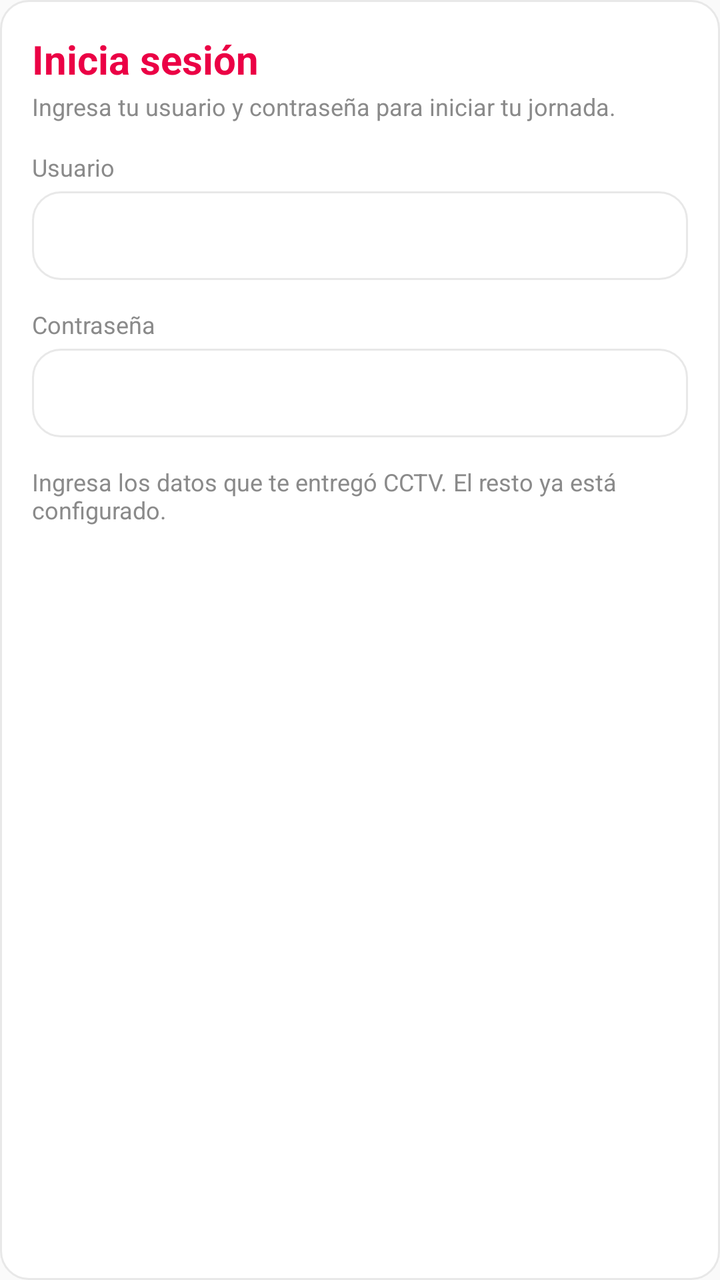
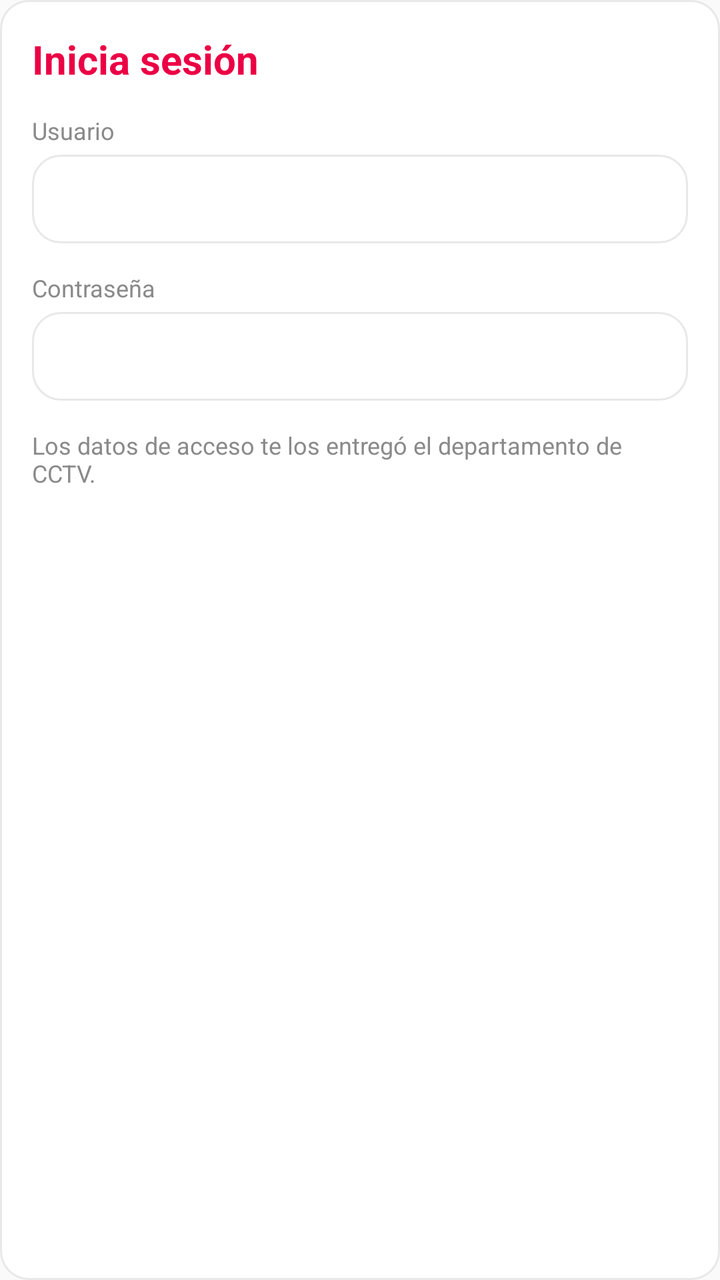

Before-and-after screenshots of an Android layout around one commit, followed by the original layout XML and the change that was made.
<!-- AndroidManifest.xml: application theme AppTheme -->
<!-- res/layout/onboarding_step_login.xml -->
<?xml version="1.0" encoding="utf-8"?>
<LinearLayout xmlns:android="http://schemas.android.com/apk/res/android"
    android:layout_width="match_parent"
    android:layout_height="wrap_content"
    android:background="@drawable/bg_card"
    android:orientation="vertical"
    android:padding="16dp">

    <TextView
        android:layout_width="wrap_content"
        android:layout_height="wrap_content"
        android:text="@string/onboarding_login_title"
        android:textColor="@color/primary"
        android:textSize="20sp"
        android:textStyle="bold" />

    <TextView
        android:layout_width="match_parent"
        android:layout_height="wrap_content"
        android:layout_marginTop="2dp"
        android:text="@string/onboarding_login_subtitle"
        android:textColor="@color/muted"
        android:textSize="12sp" />

    <TextView
        android:layout_width="wrap_content"
        android:layout_height="wrap_content"
        android:layout_marginTop="14dp"
        android:text="@string/onboarding_login_user"
        android:textColor="@color/muted"
        android:textSize="12sp" />

    <EditText
        android:id="@+id/field_user"
        android:layout_width="match_parent"
        android:layout_height="wrap_content"
        android:layout_marginTop="4dp"
        android:background="@drawable/bg_card"
        android:enabled="false"
        android:inputType="text"
        android:padding="12dp"
        android:textColor="@color/ink"
        android:textSize="15sp" />

    <TextView
        android:layout_width="wrap_content"
        android:layout_height="wrap_content"
        android:layout_marginTop="14dp"
        android:text="@string/onboarding_login_pass"
        android:textColor="@color/muted"
        android:textSize="12sp" />

    <EditText
        android:id="@+id/field_pass"
        android:layout_width="match_parent"
        android:layout_height="wrap_content"
        android:layout_marginTop="4dp"
        android:background="@drawable/bg_card"
        android:enabled="false"
        android:inputType="textPassword"
        android:padding="12dp"
        android:textColor="@color/ink"
        android:textSize="15sp" />

    <LinearLayout
        android:id="@+id/url_group"
        android:layout_width="match_parent"
        android:layout_height="wrap_content"
        android:orientation="vertical"
        android:visibility="gone">

        <TextView
            android:layout_width="wrap_content"
            android:layout_height="wrap_content"
            android:layout_marginTop="14dp"
            android:text="@string/onboarding_login_url"
            android:textColor="@color/muted"
            android:textSize="12sp" />

        <EditText
            android:id="@+id/field_url"
            android:layout_width="match_parent"
            android:layout_height="wrap_content"
            android:layout_marginTop="4dp"
            android:background="@drawable/bg_card"
            android:inputType="textUri"
            android:padding="12dp"
            android:textColor="@color/ink"
            android:textSize="15sp" />
    </LinearLayout>

    <TextView
        android:layout_width="match_parent"
        android:layout_height="wrap_content"
        android:layout_marginTop="14dp"
        android:text="@string/onboarding_login_hint"
        android:textColor="@color/muted"
        android:textSize="12sp" />

</LinearLayout>
<!-- resources referenced by this layout -->
<resources>
  <color name="ink">#181818</color>
  <color name="muted">#8A8A8A</color>
  <color name="primary">#EB0045</color>
  <!-- drawable bg_card (drawable) -->
  <?xml version="1.0" encoding="utf-8"?>
  <shape xmlns:android="http://schemas.android.com/apk/res/android" android:shape="rectangle">
      <solid android:color="#FFFFFF" />
      <stroke android:width="1dp" android:color="#E8E8E8" />
      <corners android:radius="14dp" />
  </shape>
  <string name="onboarding_login_hint">Ingresa los datos que te entregó CCTV. El resto ya está configurado.</string>
  <string name="onboarding_login_pass">Contraseña</string>
  <string name="onboarding_login_subtitle">Ingresa tu usuario y contraseña para iniciar tu jornada.</string>
  <string name="onboarding_login_title">Inicia sesión</string>
  <string name="onboarding_login_url">Servidor</string>
  <string name="onboarding_login_user">Usuario</string>
  <style name="AppTheme" parent="Theme.AppCompat.Light.NoActionBar">
          <item name="colorPrimary">@color/primary</item>
          <item name="colorPrimaryDark">@color/primary_dark</item>
          <item name="colorAccent">@color/accent</item>
          <item name="android:windowOptOutEdgeToEdgeEnforcement">true</item>
      </style>
  <color name="primary_dark">#C4003B</color>
  <color name="accent">#FF1464</color>
</resources>

<!-- the commit's change to res/layout/onboarding_step_login.xml (unified diff, before → after) -->
@@ -13,14 +13,6 @@
         android:textColor="@color/primary"
         android:textSize="20sp"
         android:textStyle="bold" />
-
-    <TextView
-        android:layout_width="match_parent"
-        android:layout_height="wrap_content"
-        android:layout_marginTop="2dp"
-        android:text="@string/onboarding_login_subtitle"
-        android:textColor="@color/muted"
-        android:textSize="12sp" />
 
     <TextView
         android:layout_width="wrap_content"
<!-- resource entries referenced after the edit -->
@@ -10,9 +10,8 @@
       <stroke android:width="1dp" android:color="#E8E8E8" />
       <corners android:radius="14dp" />
   </shape>
-  <string name="onboarding_login_hint">Ingresa los datos que te entregó CCTV. El resto ya está configurado.</string>
+  <string name="onboarding_login_hint">Los datos de acceso te los entregó el departamento de CCTV.</string>
   <string name="onboarding_login_pass">Contraseña</string>
-  <string name="onboarding_login_subtitle">Ingresa tu usuario y contraseña para iniciar tu jornada.</string>
   <string name="onboarding_login_title">Inicia sesión</string>
   <string name="onboarding_login_url">Servidor</string>
   <string name="onboarding_login_user">Usuario</string>
